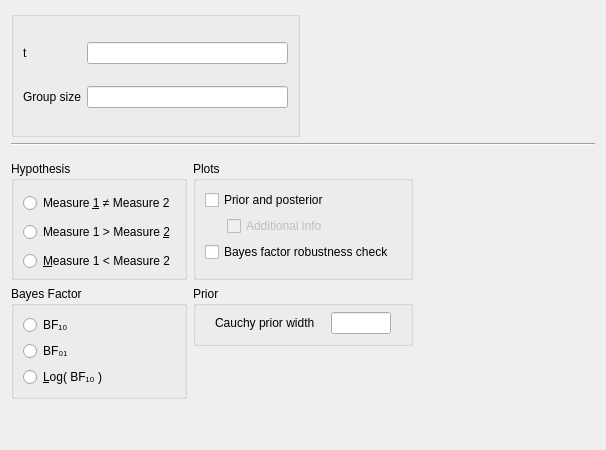
Qt form JASP-Desktop/analysisforms/SummaryStatistics/summarystatsttestbayesianpairedsamplesform.ui (jasp-stats/jasp-desktop) before a commit.
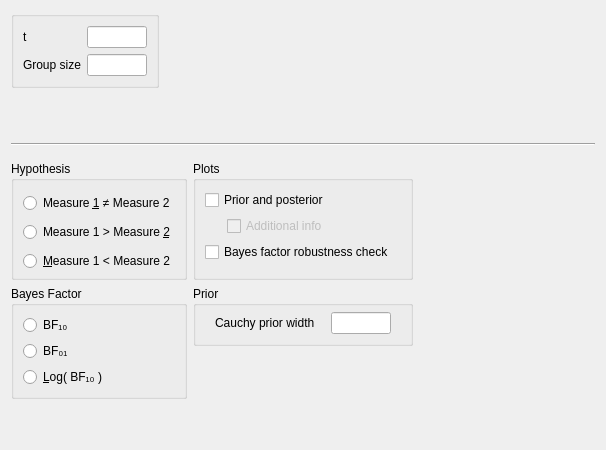
The same form after that commit. Custom widgets are drawn as their Qt base class.

Commit message: sumstats-ttest- input box width reduced

```diff
--- a/JASP-Desktop/analysisforms/SummaryStatistics/summarystatsttestbayesianpairedsamplesform.ui
+++ b/JASP-Desktop/analysisforms/SummaryStatistics/summarystatsttestbayesianpairedsamplesform.ui
@@ -29,12 +29,6 @@
       <bool>false</bool>
      </property>
      <layout class="QGridLayout" name="gridLayout_6">
-      <item row="0" column="1">
-       <widget class="BoundTextBox" name="tStatistic"/>
-      </item>
-      <item row="1" column="1">
-       <widget class="BoundTextBox" name="n1Size"/>
-      </item>
       <item row="0" column="0">
        <widget class="QLabel" name="label_2">
         <property name="text">
@@ -49,6 +43,50 @@
         </property>
        </widget>
       </item>
+      <item row="0" column="1">
+       <widget class="BoundTextBox" name="tStatistic">
+        <property name="sizePolicy">
+         <sizepolicy hsizetype="Fixed" vsizetype="Preferred">
+          <horstretch>0</horstretch>
+          <verstretch>0</verstretch>
+         </sizepolicy>
+        </property>
+        <property name="minimumSize">
+         <size>
+          <width>60</width>
+          <height>0</height>
+         </size>
+        </property>
+        <property name="maximumSize">
+         <size>
+          <width>60</width>
+          <height>16777215</height>
+         </size>
+        </property>
+       </widget>
+      </item>
+      <item row="1" column="1">
+       <widget class="BoundTextBox" name="n1Size">
+        <property name="sizePolicy">
+         <sizepolicy hsizetype="Fixed" vsizetype="Preferred">
+          <horstretch>0</horstretch>
+          <verstretch>0</verstretch>
+         </sizepolicy>
+        </property>
+        <property name="minimumSize">
+         <size>
+          <width>60</width>
+          <height>0</height>
+         </size>
+        </property>
+        <property name="maximumSize">
+         <size>
+          <width>60</width>
+          <height>16777215</height>
+         </size>
+        </property>
+       </widget>
+      </item>
      </layout>
     </widget>
    </item>
@@ -65,14 +103,14 @@
      </property>
     </spacer>
    </item>
-   <item row="1" column="0" colspan="2">
-    <widget class="Line" name="line">
-     <property name="orientation">
-      <enum>Qt::Horizontal</enum>
-     </property>
-    </widget>
-   </item>
    <item row="2" column="0" colspan="2">
+    <widget class="Line" name="line">
+     <property name="orientation">
+      <enum>Qt::Horizontal</enum>
+     </property>
+    </widget>
+   </item>
+   <item row="3" column="0" colspan="2">
     <widget class="QWidget" name="gridWidget" native="true">
      <property name="sizePolicy">
       <sizepolicy hsizetype="Fixed" vsizetype="Fixed">
@@ -396,9 +434,18 @@
      </layout>
     </widget>
    </item>
+   <item row="1" column="0">
+    <widget class="QWidget" name="widget" native="true"/>
+   </item>
   </layout>
  </widget>
  <customwidgets>
+  <customwidget>
+   <class>GroupBox</class>
+   <extends>QGroupBox</extends>
+   <header>widgets/groupbox.h</header>
+   <container>1</container>
+  </customwidget>
   <customwidget>
    <class>BoundTextBox</class>
    <extends>QLineEdit</extends>
@@ -415,12 +462,6 @@
    <extends>QCheckBox</extends>
    <header>widgets/boundcheckbox.h</header>
   </customwidget>
-  <customwidget>
-   <class>GroupBox</class>
-   <extends>QGroupBox</extends>
-   <header>widgets/groupbox.h</header>
-   <container>1</container>
-  </customwidget>
  </customwidgets>
  <resources/>
  <connections>
```
The commit also changes 2 other files.
